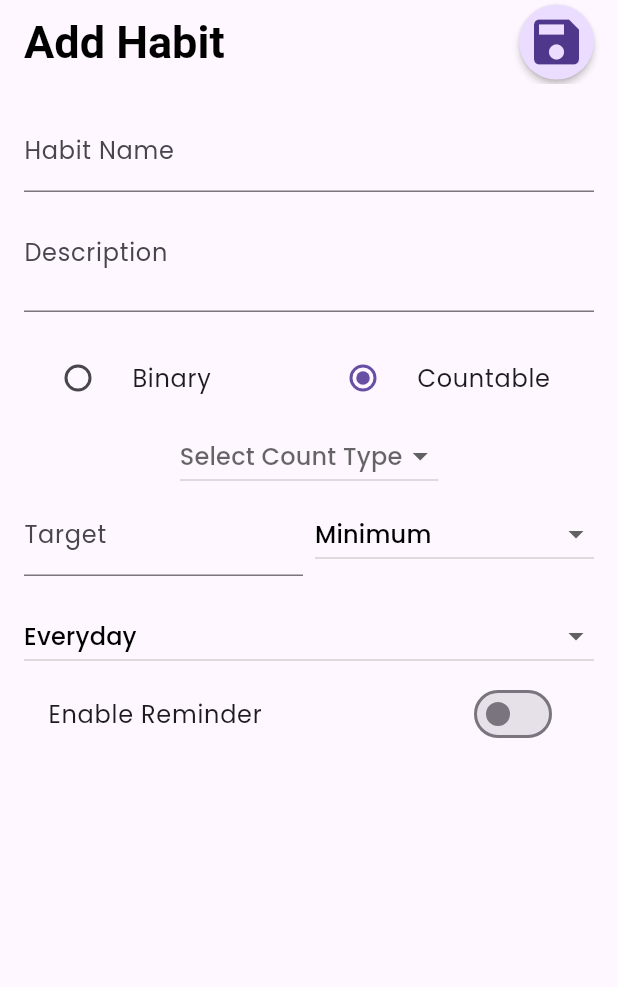
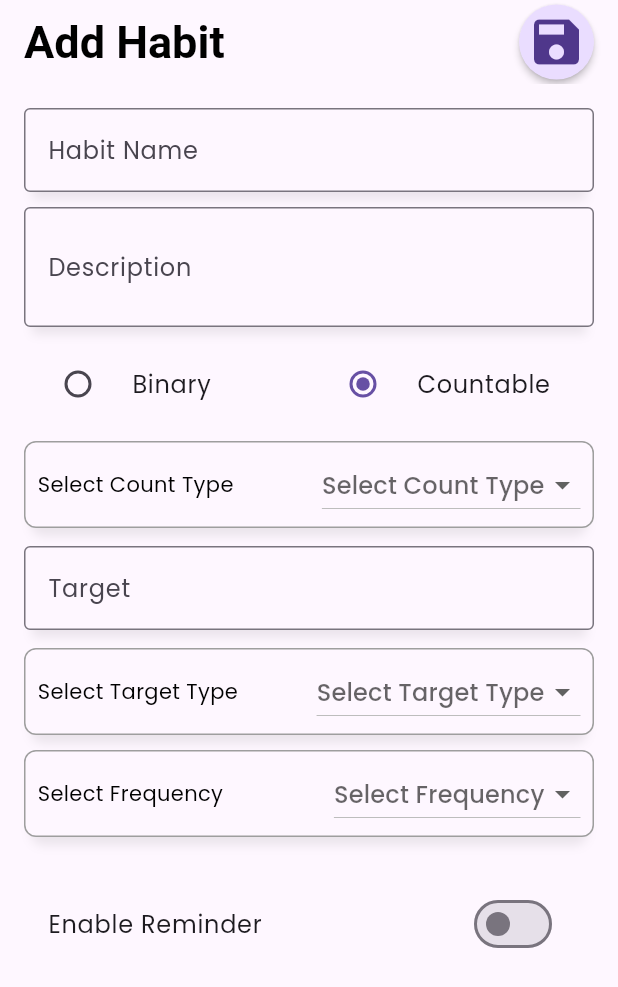
Before and after one commit to abey-joseph/track, a Flutter app: the HabitAddPage screen opened by its route, after a tap on "Countable", on a phone screen of 412 x 824 dp. Shown: the top 987 px of the screen. Run offline on Flutter 3.47's test engine with Material 3 defaults, Android fonts, the light colour scheme and no system bars; our stand-ins replace bloc, dartz, flutter_bloc, freezed_annotation, get_it, go_router and 6 more; accounts and stored records are empty.

Commit message:
habit Add page front end all done with animations

```diff
--- /dev/null
+++ b/lib/core/use_cases/constants/strings.dart
@@ -0,0 +1,23 @@
+class ConstStrings {
+  static const appBarTitleForAddPage = 'Add Habit';
+  static const hintForHabitNameAdd = 'Habit Name';
+  static const hintForHabitDescriptionAdd = 'Description';
+  static const radioButtonTextForChoosingBinary = 'Binary';
+  static const radioButtonTextButtonForChoosingCountable = 'Countable';
+  static const hintTextForCountTypeDropDown = 'Select Count Type';
+  static const hintTextForTargetTypeDropDown = 'Select Target Type';
+  static const hintTextForFrequencyTypeDropDown = 'Select Frequency';
+  static const countTypeCount = 'Count';
+  static const countTypePages = 'Pages';
+  static const countTypeMoney = 'Money';
+  static const countTypeMinutes = 'Minutes';
+  static const targetTypeMaximum = 'Maximum';
+  static const targetTypeMinimum = 'Minimum';
+  static const frquencyTypeEveryDay = 'Every Day';
+  static const frquencyTypeChooseDays = 'Choose Days';
+  static const frquencyTypeEveryXDays = 'Every X Days';
+  static const frquencyTypeOnceAWeek = 'Once a Week';
+  static const hintTextForTargetValueAddPage = 'Target';
+  static const hintTextToChooseDays = ['S', 'M', 'T', 'W', 'T', 'F', 'S'];
+  static const hintTextToInputEveryXDays = 'Every X Days';
+}
--- a/lib/features/habit/presentation/pages/habit_add_page.dart
+++ b/lib/features/habit/presentation/pages/habit_add_page.dart
@@ -1,30 +1,40 @@
 import 'package:flutter/material.dart';
+import 'package:track/core/use_cases/constants/strings.dart';
 import 'package:track/core/use_cases/widgets/titile_action_button.dart';
+import 'package:track/features/habit/presentation/widgets/input/animation_for_extra_widgets.dart';
+import 'package:track/features/habit/presentation/widgets/input/dropdown_for_count_type.dart';
+import 'package:track/features/habit/presentation/widgets/input/dropdown_for_frquency_type.dart';
+import 'package:track/features/habit/presentation/widgets/input/dropdown_for_target_type.dart';
+import 'package:track/features/habit/presentation/widgets/input/input_radio_button.dart';
+import 'package:track/features/habit/presentation/widgets/input/input_text_field.dart';
+import 'package:track/features/habit/presentation/widgets/input/reminder_switch.dart';
+import 'package:track/features/habit/presentation/widgets/input/select_days_widget.dart';
 
 class HabitAddPage extends StatefulWidget {
-  const HabitAddPage({Key? key}) : super(key: key);
+  const HabitAddPage({super.key});
 
   @override
   State<HabitAddPage> createState() => _HabitAddPageState();
 }
 
 class _HabitAddPageState extends State<HabitAddPage> {
-  final _nameCtrl = TextEditingController();
-  final _descCtrl = TextEditingController();
-  bool _isBinary = true;
-  String? _countType;
-  double _targetVal = 0;
-  String _targetType = 'Minimum';
-  String _frequency = 'Everyday';
-  List<bool> _weekDays = List.filled(7, false);
-  bool _reminder = false;
-  int _everyXDays = 1;
+  final habitNameController = TextEditingController();
+  final habitDescriptionController = TextEditingController();
+  final targetController = TextEditingController();
+  final inEveryXDaysController = TextEditingController();
+
+  bool isBinary = true;
+  String? countType;
+  String? targetType;
+  String? frquencyType;
+  final List<bool> weekDays = List.filled(7, false);
+  bool reminder = false;
 
   @override
   Widget build(BuildContext context) {
     return Scaffold(
       appBar: AppBar(
-        title: const Text('Add Habit'),
+        title: const Text(ConstStrings.appBarTitleForAddPage),
         actions: [
           Padding(
             padding: const EdgeInsets.only(right: 16),
@@ -32,146 +42,85 @@ class _HabitAddPageState extends State<HabitAddPage> {
           )
         ],
       ),
-      body: Padding(
-        padding: const EdgeInsets.all(16),
-        child: Column(
-          children: [
-            TextField(
-              controller: _nameCtrl,
-              decoration: const InputDecoration(labelText: 'Habit Name'),
-            ),
-            TextField(
-              maxLines: 2,
-              controller: _descCtrl,
-              decoration: const InputDecoration(labelText: 'Description'),
-            ),
-            const SizedBox(height: 16),
-            Row(
-              children: [
-                Expanded(
-                  child: RadioListTile<bool>(
-                    title: const Text('Binary'),
-                    value: true,
-                    groupValue: _isBinary,
-                    onChanged: (val) => setState(() => _isBinary = val!),
-                  ),
-                ),
-                Expanded(
-                  child: RadioListTile<bool>(
-                    title: const Text('Countable'),
-                    value: false,
-                    groupValue: _isBinary,
-                    onChanged: (val) => setState(() => _isBinary = val!),
-                  ),
-                ),
-              ],
-            ),
-            if (!_isBinary) ...[
-              DropdownButton<String>(
-                hint: const Text('Select Count Type'),
-                value: _countType,
-                items: const [
-                  DropdownMenuItem(value: 'count', child: Text('Count')),
-                  DropdownMenuItem(value: 'pages', child: Text('Pages')),
-                  DropdownMenuItem(value: 'money', child: Text('Money')),
-                  DropdownMenuItem(value: 'minutes', child: Text('Minutes')),
-                ],
-                onChanged: (val) => setState(() => _countType = val),
+      body: SingleChildScrollView(
+        child: Padding(
+          padding: const EdgeInsets.all(16.0),
+          child: Column(
+            spacing: 10,
+            children: [
+              InputTextField(
+                  controller: habitNameController,
+                  hintText: ConstStrings.hintForHabitNameAdd),
+              InputTextField(
+                controller: habitDescriptionController,
+                hintText: ConstStrings.hintForHabitDescriptionAdd,
+                maxLines: 2,
               ),
               Row(
                 children: [
-                  Expanded(
-                    child: TextField(
-                      keyboardType: TextInputType.number,
-                      decoration: const InputDecoration(labelText: 'Target'),
-                      onChanged: (v) =>
-                          setState(() => _targetVal = double.tryParse(v) ?? 0),
-                    ),
-                  ),
-                  const SizedBox(width: 8),
-                  Expanded(
-                    child: DropdownButton<String>(
-                      isExpanded: true,
-                      value: _targetType,
-                      items: const [
-                        DropdownMenuItem(
-                            value: 'Minimum', child: Text('Minimum')),
-                        DropdownMenuItem(
-                            value: 'Maximum', child: Text('Maximum')),
-                      ],
-                      onChanged: (val) => setState(() => _targetType = val!),
-                    ),
-                  ),
+                  InputRadioButton(
+                      defaultValue: true,
+                      isBinary: isBinary,
+                      onChanged: (value) => setState(() => isBinary = value!),
+                      title: ConstStrings.radioButtonTextForChoosingBinary),
+                  InputRadioButton(
+                      defaultValue: false,
+                      isBinary: isBinary,
+                      onChanged: (value) => setState(() => isBinary = value!),
+                      title: ConstStrings
+                          .radioButtonTextButtonForChoosingCountable),
                 ],
               ),
+
+              // the below widget will only appear id the use chooses Countable - otherwise disappear
+              AnimationForExtraWidgets(
+                  decidingVariableToShowWidget: isBinary,
+                  childrens: [
+                    DropdownForCountType(
+                        countType: countType,
+                        onChanged: (value) =>
+                            setState(() => countType = value)),
+                    InputTextField(
+                        controller: targetController,
+                        hintText: ConstStrings.hintTextForTargetValueAddPage),
+                    DropdownForTargetType(
+                        targetType: targetType,
+                        onChanged: (value) =>
+                            setState(() => targetType = value))
+                  ]),
+              DropdownForFrequencyType(
+                  frquencyType: frquencyType,
+                  onChanged: (value) => setState(() => frquencyType = value!)),
+
+              //widget to choose Days
+              AnimationForExtraWidgets(
+                  decidingVariableToShowWidget: !(frquencyType ==
+                      ConstStrings
+                          .frquencyTypeChooseDays), // if you want to show this widget then pass false
+                  childrens: [
+                    SelectDaysWidget(
+                        weekDays: weekDays,
+                        onSelected: (value, i) =>
+                            setState(() => weekDays[i] = value))
+                  ]),
+
+              // widget in input how often repeat
+              AnimationForExtraWidgets(
+                  decidingVariableToShowWidget: !(frquencyType ==
+                      ConstStrings
+                          .frquencyTypeEveryXDays), // if you want to show this widget then pass false
+                  childrens: [
+                    InputTextField(
+                        controller: inEveryXDaysController,
+                        hintText: ConstStrings.hintTextToInputEveryXDays),
+                  ]),
+              ReminderSwitch(
+                  reminder: reminder,
+                  onChanged: (value) => setState(() => reminder = value))
             ],
-            const SizedBox(height: 16),
-            DropdownButton<String>(
-              isExpanded: true,
-              value: _frequency,
-              items: const [
-                DropdownMenuItem(value: 'Everyday', child: Text('Everyday')),
-                DropdownMenuItem(
-                    value: 'SelectDays', child: Text('Choose days')),
-                DropdownMenuItem(
-                    value: 'EveryXDays', child: Text('Once in every set days')),
-                DropdownMenuItem(value: 'OnceWeek', child: Text('Once a week')),
-                DropdownMenuItem(
-                    value: 'OnceMonth', child: Text('Once a month')),
-              ],
-              onChanged: (val) => setState(() => _frequency = val!),
-            ),
-            if (_frequency == 'SelectDays')
-              Wrap(
-                spacing: 8,
-                children: List.generate(7, (i) {
-                  final days = ['S', 'M', 'T', 'W', 'T', 'F', 'S'];
-                  return ChoiceChip(
-                    label: Text(days[i]),
-                    selected: _weekDays[i],
-                    onSelected: (selected) {
-                      setState(() => _weekDays[i] = selected);
-                    },
-                  );
-                }),
-              ),
-            if (_frequency == 'EveryXDays')
-              TextField(
-                keyboardType: TextInputType.number,
-                decoration: const InputDecoration(labelText: 'In every X days'),
-                onChanged: (v) =>
-                    setState(() => _everyXDays = int.tryParse(v) ?? 1),
-              ),
-            SwitchListTile(
-              title: const Text('Enable Reminder'),
-              value: _reminder,
-              onChanged: (val) => setState(() => _reminder = val),
-            ),
-          ],
+          ),
         ),
       ),
     );
   }
 }
-
-/*
-Habit Name
-Description
-Type of Habit
-  - Binary
-  - Countable
-      - (count, pages, money, minutes)
-        - Target
-          - __
-        - Target Type
-          - Minimum / Maximum
-how often
-  - everyday
-  - choose days from week
-    - S M T W T F S
-  - once in every set days
-   - In every ___ Days
-  - once in a week
-  - once in a month
-Enable reminder
-*/
--- /dev/null
+++ b/lib/features/habit/presentation/widgets/input/animation_for_extra_widgets.dart
@@ -0,0 +1,24 @@
+import 'package:flutter/material.dart';
+
+class AnimationForExtraWidgets extends StatelessWidget {
+  const AnimationForExtraWidgets({
+    super.key,
+    required this.decidingVariableToShowWidget,
+    required this.childrens,
+  });
+  final List<Widget> childrens;
+  final bool decidingVariableToShowWidget;
+
+  @override
+  Widget build(BuildContext context) {
+    return AnimatedSize(
+        duration: Duration(milliseconds: 300),
+        curve: Curves.fastEaseInToSlowEaseOut,
+        child: decidingVariableToShowWidget
+            ? SizedBox.shrink()
+            : SizedBox(
+                //height: 200,
+                width: double.infinity,
+                child: Column(spacing: 12, children: childrens)));
+  }
+}
--- /dev/null
+++ b/lib/features/habit/presentation/widgets/input/dropdown_for_count_type.dart
@@ -0,0 +1,53 @@
+import 'package:flutter/material.dart';
+import 'package:track/core/use_cases/constants/strings.dart';
+
+class DropdownForCountType extends StatelessWidget {
+  const DropdownForCountType(
+      {super.key, required this.countType, required this.onChanged});
+  final String? countType;
+  final ValueChanged<String?> onChanged;
+
+  @override
+  Widget build(BuildContext context) {
+    return Container(
+      padding: EdgeInsets.only(left: 8, right: 8, top: 4, bottom: 4),
+      decoration: BoxDecoration(
+          color: Theme.of(context).scaffoldBackgroundColor,
+          border: Border.all(color: Colors.grey), // Border color
+          borderRadius: BorderRadius.circular(8),
+          boxShadow: [
+            BoxShadow(
+                color: Colors.black.withAlpha(20),
+                blurRadius: 5,
+                spreadRadius: -5,
+                offset: Offset(0, 10))
+          ]),
+      child: Row(
+        mainAxisSize: MainAxisSize.max,
+        mainAxisAlignment: MainAxisAlignment.spaceBetween,
+        children: [
+          Flexible(child: Text(ConstStrings.hintTextForCountTypeDropDown)),
+          DropdownButton<String>(
+            hint: Text(ConstStrings.hintTextForCountTypeDropDown),
+            value: countType,
+            items: const [
+              DropdownMenuItem(
+                  value: ConstStrings.countTypeCount,
+                  child: Text(ConstStrings.countTypeCount)),
+              DropdownMenuItem(
+                  value: ConstStrings.countTypePages,
+                  child: Text(ConstStrings.countTypePages)),
+              DropdownMenuItem(
+                  value: ConstStrings.countTypeMoney,
+                  child: Text(ConstStrings.countTypeMoney)),
+              DropdownMenuItem(
+                  value: ConstStrings.countTypeMinutes,
+                  child: Text(ConstStrings.countTypeMinutes)),
+            ],
+            onChanged: onChanged,
+          ),
+        ],
+      ),
+    );
+  }
+}
--- /dev/null
+++ b/lib/features/habit/presentation/widgets/input/dropdown_for_frquency_type.dart
@@ -0,0 +1,53 @@
+import 'package:flutter/material.dart';
+import 'package:track/core/use_cases/constants/strings.dart';
+
+class DropdownForFrequencyType extends StatelessWidget {
+  const DropdownForFrequencyType(
+      {super.key, this.frquencyType, required this.onChanged});
+  final String? frquencyType;
+  final ValueChanged<String?> onChanged;
+
+  @override
+  Widget build(BuildContext context) {
+    return Container(
+      padding: EdgeInsets.only(left: 8, right: 8, top: 4, bottom: 4),
+      decoration: BoxDecoration(
+          color: Theme.of(context).scaffoldBackgroundColor,
+          border: Border.all(color: Colors.grey), // Border color
+          borderRadius: BorderRadius.circular(8),
+          boxShadow: [
+            BoxShadow(
+                color: Colors.black.withAlpha(20),
+                blurRadius: 5,
+                spreadRadius: -5,
+                offset: Offset(0, 10))
+          ]),
+      child: Row(
+        mainAxisSize: MainAxisSize.max,
+        //mainAxisAlignment: MainAxisAlignment.spaceBetween,
+        children: [
+          Expanded(child: Text(ConstStrings.hintTextForFrequencyTypeDropDown)),
+          DropdownButton<String>(
+            hint: Text(ConstStrings.hintTextForFrequencyTypeDropDown),
+            value: frquencyType,
+            items: const [
+              DropdownMenuItem(
+                  value: ConstStrings.frquencyTypeEveryDay,
+                  child: Text(ConstStrings.frquencyTypeEveryDay)),
+              DropdownMenuItem(
+                  value: ConstStrings.frquencyTypeChooseDays,
+                  child: Text(ConstStrings.frquencyTypeChooseDays)),
+              DropdownMenuItem(
+                  value: ConstStrings.frquencyTypeEveryXDays,
+                  child: Text(ConstStrings.frquencyTypeEveryXDays)),
+              DropdownMenuItem(
+                  value: ConstStrings.frquencyTypeOnceAWeek,
+                  child: Text(ConstStrings.frquencyTypeOnceAWeek)),
+            ],
+            onChanged: onChanged,
+          ),
+        ],
+      ),
+    );
+  }
+}
--- /dev/null
+++ b/lib/features/habit/presentation/widgets/input/dropdown_for_target_type.dart
@@ -0,0 +1,47 @@
+import 'package:flutter/material.dart';
+import 'package:track/core/use_cases/constants/strings.dart';
+
+class DropdownForTargetType extends StatelessWidget {
+  const DropdownForTargetType(
+      {super.key, required this.targetType, required this.onChanged});
+  final String? targetType;
+  final ValueChanged<String?> onChanged;
+
+  @override
+  Widget build(BuildContext context) {
+    return Container(
+      padding: EdgeInsets.only(left: 8, right: 8, top: 4, bottom: 4),
+      decoration: BoxDecoration(
+          color: Theme.of(context).scaffoldBackgroundColor,
+          border: Border.all(color: Colors.grey), // Border color
+          borderRadius: BorderRadius.circular(8),
+          boxShadow: [
+            BoxShadow(
+                color: Colors.black.withAlpha(20),
+                blurRadius: 5,
+                spreadRadius: -5,
+                offset: Offset(0, 10))
+          ]),
+      child: Row(
+        mainAxisSize: MainAxisSize.max,
+        //mainAxisAlignment: MainAxisAlignment.spaceBetween,
+        children: [
+          Expanded(child: Text(ConstStrings.hintTextForTargetTypeDropDown)),
+          DropdownButton<String>(
+            hint: Text(ConstStrings.hintTextForTargetTypeDropDown),
+            value: targetType,
+            items: const [
+              DropdownMenuItem(
+                  value: ConstStrings.targetTypeMaximum,
+                  child: Text(ConstStrings.targetTypeMaximum)),
+              DropdownMenuItem(
+                  value: ConstStrings.targetTypeMinimum,
+                  child: Text(ConstStrings.targetTypeMinimum)),
+            ],
+            onChanged: onChanged,
+          ),
+        ],
+      ),
+    );
+  }
+}
--- /dev/null
+++ b/lib/features/habit/presentation/widgets/input/input_radio_button.dart
@@ -0,0 +1,26 @@
+import 'package:flutter/material.dart';
+
+class InputRadioButton extends StatelessWidget {
+  const InputRadioButton(
+      {super.key,
+      required this.isBinary,
+      required this.onChanged,
+      required this.title,
+      required this.defaultValue});
+  final bool isBinary;
+  final ValueChanged<bool?> onChanged;
+  final String title;
+  final bool defaultValue;
+
+  @override
+  Widget build(BuildContext context) {
+    return Expanded(
+      child: RadioListTile<bool>(
+        title: Text(title),
+        value: defaultValue,
+        groupValue: isBinary,
+        onChanged: onChanged,
+      ),
+    );
+  }
+}
--- /dev/null
+++ b/lib/features/habit/presentation/widgets/input/input_text_field.dart
@@ -0,0 +1,39 @@
+import 'package:flutter/material.dart';
+
+class InputTextField extends StatelessWidget {
+  const InputTextField(
+      {super.key,
+      required this.controller,
+      required this.hintText,
+      this.isInputNumberOnly = false,
+      this.maxLines});
+  final TextEditingController controller;
+  final String hintText;
+  final int? maxLines;
+  final bool isInputNumberOnly;
+
+  @override
+  Widget build(BuildContext context) {
+    return Container(
+      decoration: BoxDecoration(
+          color: Theme.of(context).scaffoldBackgroundColor,
+          boxShadow: [
+            BoxShadow(
+                color: Colors.black.withAlpha(20),
+                blurRadius: 5,
+                spreadRadius: -5,
+                offset: Offset(0, 10))
+          ]),
+      child: TextField(
+        controller: controller,
+        keyboardType:
+            isInputNumberOnly ? TextInputType.number : TextInputType.text,
+        maxLines: maxLines,
+        decoration: InputDecoration(
+          labelText: hintText,
+          border: OutlineInputBorder(),
+        ),
+      ),
+    );
+  }
+}
--- /dev/null
+++ b/lib/features/habit/presentation/widgets/input/reminder_switch.dart
@@ -0,0 +1,17 @@
+import 'package:flutter/material.dart';
+
+class ReminderSwitch extends StatelessWidget {
+  const ReminderSwitch(
+      {super.key, required this.reminder, required this.onChanged});
+  final bool reminder;
+  final ValueChanged<bool> onChanged;
+
+  @override
+  Widget build(BuildContext context) {
+    return SwitchListTile(
+      title: const Text('Enable Reminder'),
+      value: reminder,
+      onChanged: onChanged,
+    );
+  }
+}
--- /dev/null
+++ b/lib/features/habit/presentation/widgets/input/select_days_widget.dart
@@ -0,0 +1,32 @@
+import 'package:flutter/material.dart';
+import 'package:track/core/use_cases/constants/strings.dart';
+
+class SelectDaysWidget extends StatelessWidget {
+  const SelectDaysWidget({
+    super.key,
+    required this.weekDays,
+    required this.onSelected,
+  });
+  final List<bool> weekDays;
+  final Function(bool, int) onSelected;
+
+  @override
+  Widget build(BuildContext context) {
+    return Center(
+      child: SingleChildScrollView(
+        scrollDirection: Axis.horizontal,
+        child: Row(
+          spacing: 5,
+          children: List.generate(7, (i) {
+            //final days = ConstStrings.hintTextToChooseDays;
+            return ChoiceChip(
+              label: Text(ConstStrings.hintTextToChooseDays[i]),
+              selected: weekDays[i],
+              onSelected: (value) => onSelected.call(value, i),
+            );
+          }),
+        ),
+      ),
+    );
+  }
+}
```
